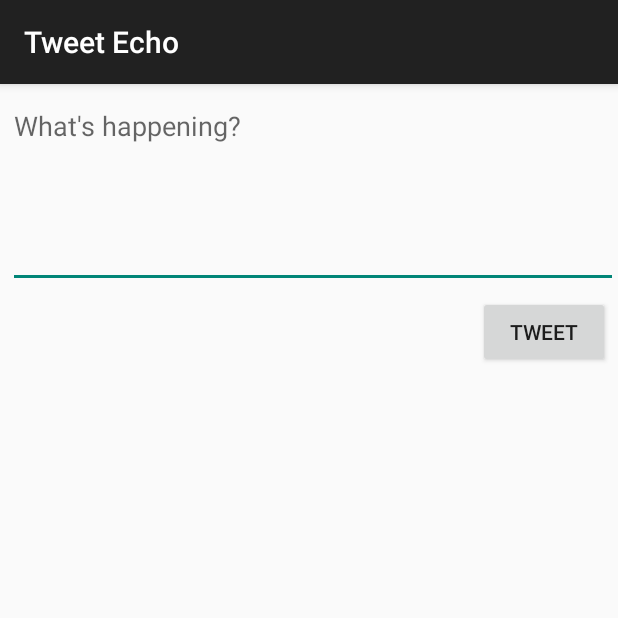
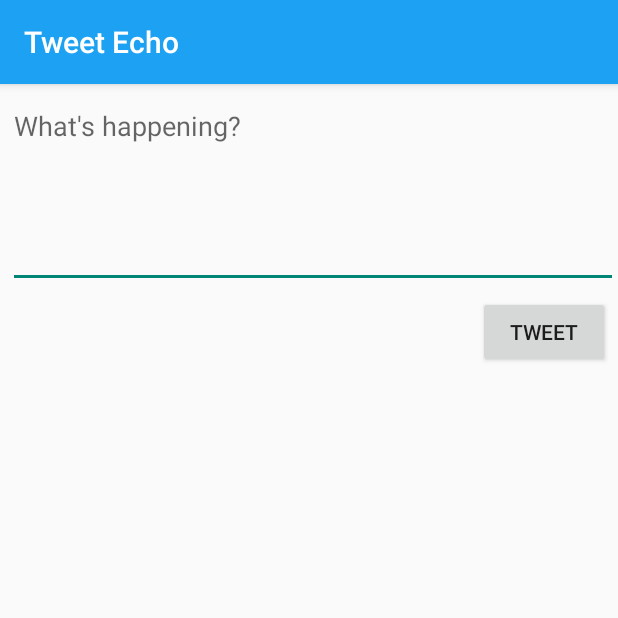
Before and after one commit to ChisomOkwor/TweetEcho, an Android app: the ComposeActivity screen opened directly, with no data from a screen before it, on a phone screen of 412 x 824 dp, the top half of it. Run offline under Robolectric (Android 15) with nearby library versions, the phone set to English and light mode, and no system bars; our stand-ins replace Room's generated code; libraries missing offline, so code that uses them is left out: com.codepath.asynchttpclient, com.facebook.stetho, org.parceler; 1 statement that could not run was skipped.

Commit message:
UI updates

```diff
--- a/app/src/main/res/values/styles.xml
+++ b/app/src/main/res/values/styles.xml
@@ -6,11 +6,13 @@
             res/values-vXX/styles.xml, while customizations related to
             backward-compatibility can go here.
         -->
+
     </style>
 
     <!-- Application theme. -->
     <style name="AppTheme" parent="AppBaseTheme">
         <!-- All customizations that are NOT specific to a particular API-level can go here. -->
+        <item name="colorPrimary">#1DA1F2</item>
     </style>
 
 </resources>
```
Also changed, not shown: app/src/main/res/drawable-xhdpi/compose_icon.png (added).
